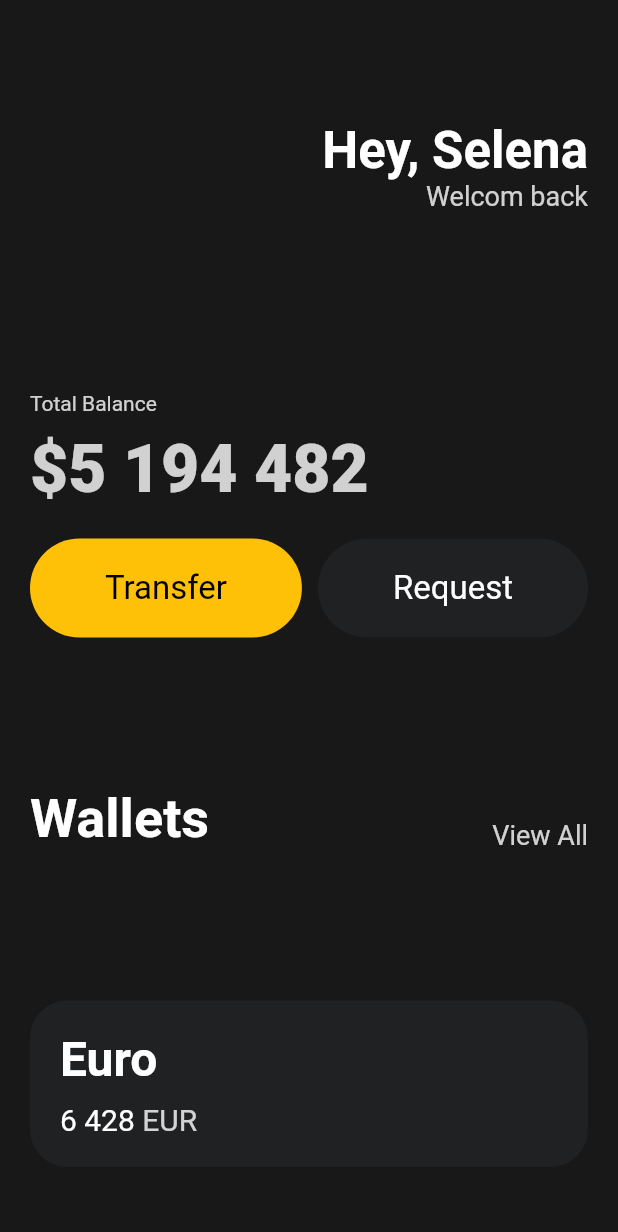
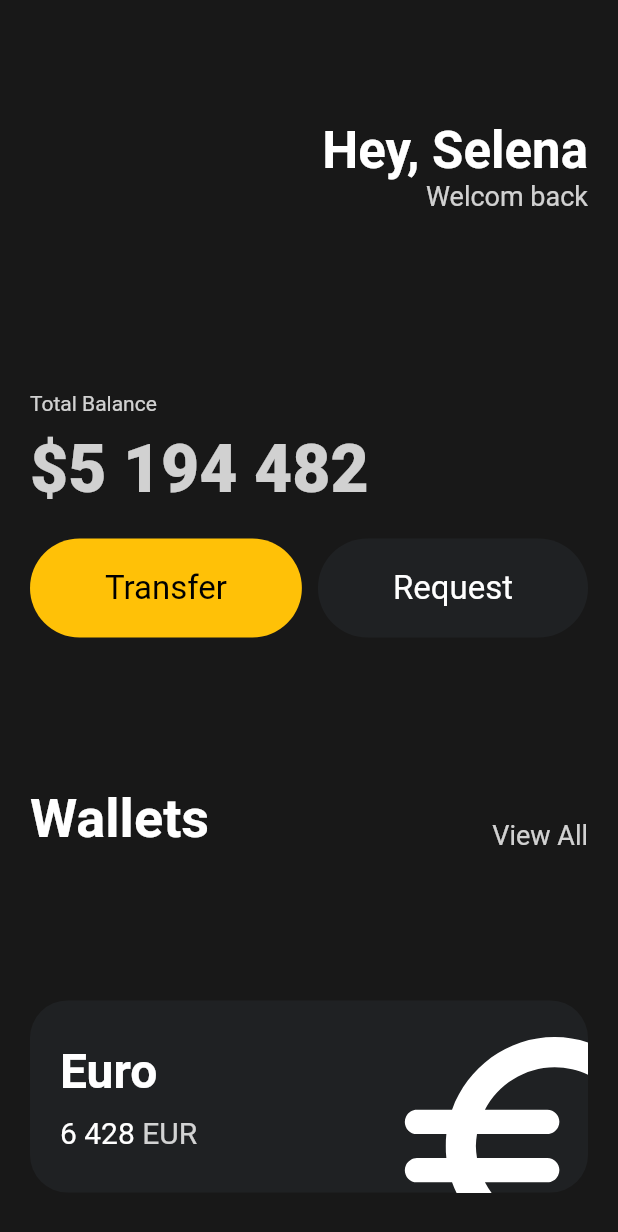
Before and after one commit to ashhhhhhhes/toonflix-flutter, a Flutter app: the screen it shows after launch, on a phone screen of 412 x 824 dp. Shown: the top 1232 px of the screen. Run offline on Flutter 3.47's test engine with Material 2 defaults, Android fonts, the phone set to English and light mode, and no system bars.

Commit message:
Icon and Transform

```diff
--- a/lib/main.dart
+++ b/lib/main.dart
@@ -104,6 +104,7 @@ class App extends StatelessWidget {
                 height: 100,
               ),
               Container(
+                clipBehavior: Clip.hardEdge,
                 decoration: BoxDecoration(
                   color: const Color(0xFF1F2123),
                   borderRadius: BorderRadius.circular(25),
@@ -111,6 +112,7 @@ class App extends StatelessWidget {
                 child: Padding(
                   padding: const EdgeInsets.all(20),
                   child: Row(
+                    mainAxisAlignment: MainAxisAlignment.spaceBetween,
                     children: [
                       Column(
                         crossAxisAlignment: CrossAxisAlignment.start,
@@ -147,7 +149,18 @@ class App extends StatelessWidget {
                             ],
                           ),
                         ],
-                      )
+                      ),
+                      Transform.scale(
+                        scale: 2.2,
+                        child: Transform.translate(
+                          offset: const Offset(8, 15),
+                          child: const Icon(
+                            Icons.euro_rounded,
+                            color: Colors.white,
+                            size: 88,
+                          ),
+                        ),
+                      ),
                     ],
                   ),
                 ),
```
